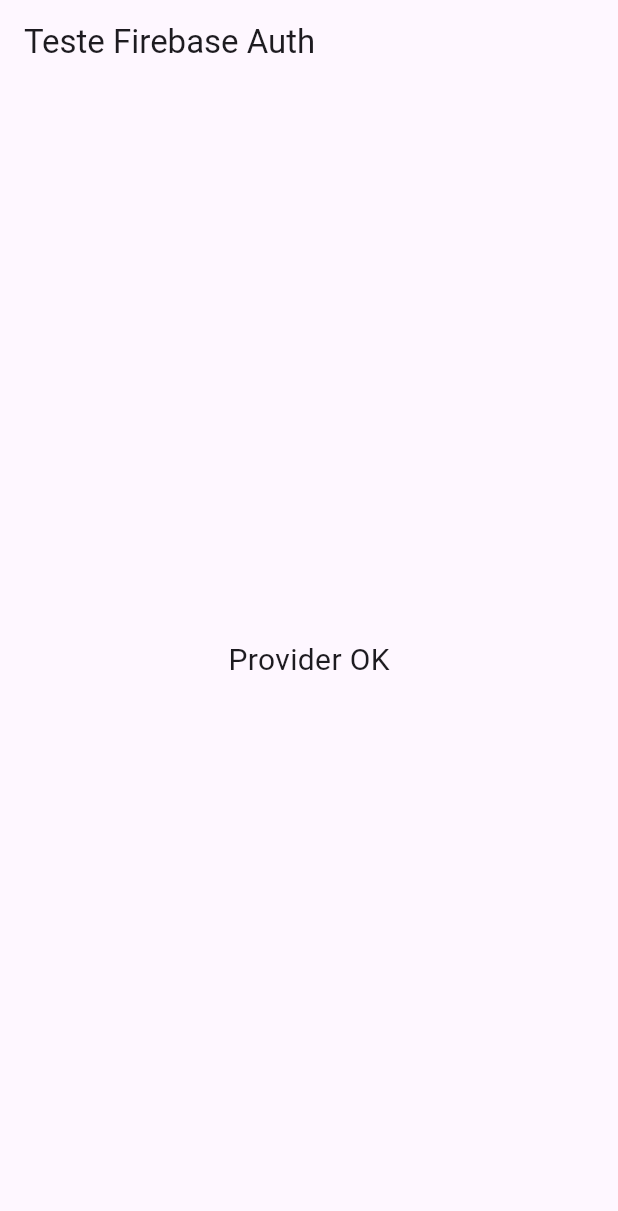
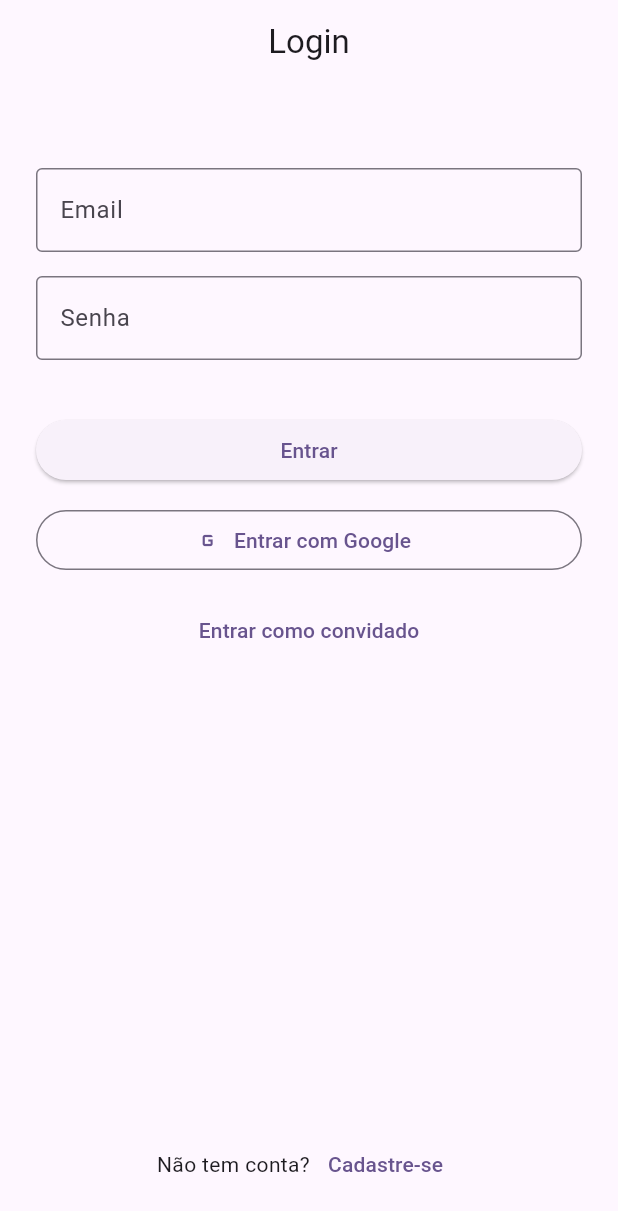
Before and after one commit to bialorenzini/veronicalens_app, a Flutter app: the screen it shows after launch, on a phone screen of 412 x 824 dp. Shown: the top 1211 px of the screen. Run offline on Flutter 3.47's test engine with Material 3 defaults, Android fonts, the phone set to English and light mode, and no system bars; our stand-ins replace cloud_firestore, firebase_auth, firebase_core, google_sign_in; accounts and stored records are empty.

Commit message:
feat: login and register dynamics

```diff
--- a/lib/app.dart
+++ b/lib/app.dart
@@ -1,5 +1,10 @@
 import 'package:flutter/material.dart';
-import 'test_auth_page.dart';
+import 'package:provider/provider.dart';
+
+import 'viewmodels/auth_view_model.dart';
+import 'views/login_page.dart';
+import 'views/home/home_page.dart';
+import 'auth_gate.dart';
 
 class MyApp extends StatelessWidget {
   const MyApp({super.key});
@@ -8,12 +13,12 @@
   Widget build(BuildContext context) {
     return MaterialApp(
       debugShowCheckedModeBanner: false,
-      title: 'Auth Test',
+      title: 'Veronica Lens',
       theme: ThemeData(
         useMaterial3: true,
         colorSchemeSeed: Colors.deepPurple,
       ),
-      home: const TestAuthPage(),
+      home: const AuthGate(),
     );
   }
 }
--- /dev/null
+++ b/lib/auth_gate.dart
@@ -0,0 +1,21 @@
+import 'package:flutter/material.dart';
+import 'package:provider/provider.dart';
+
+import '../viewmodels/auth_view_model.dart';
+import 'views/login_page.dart';
+import 'views/home/home_page.dart';
+
+class AuthGate extends StatelessWidget {
+  const AuthGate({super.key});
+
+  @override
+  Widget build(BuildContext context) {
+    final authVM = context.watch<AuthViewModel>();
+
+    if (authVM.currentUser == null) {
+      return const LoginPage();
+    } else {
+      return const HomePage();
+    }
+  }
+}
--- a/lib/test_auth_page.dart
+++ /dev/null
@@ -1,33 +0,0 @@
-import 'package:flutter/material.dart';
-import 'package:provider/provider.dart';
-import 'package:firebase_auth/firebase_auth.dart';
-
-import 'viewmodels/auth_view_model.dart';
-
-class TestAuthPage extends StatefulWidget {
-  const TestAuthPage({super.key});
-
-  @override
-  State<TestAuthPage> createState() => _TestAuthPageState();
-}
-
-class _TestAuthPageState extends State<TestAuthPage> {
-  final emailController = TextEditingController();
-  final passwordController = TextEditingController();
-
-  @override
-  Widget build(BuildContext context) {
-    final authVM = context.watch<AuthViewModel>();
-
-    return Scaffold(
-      appBar: AppBar(title: const Text('Teste Firebase Auth')),
-      body: Center(
-        child: Text(
-          authVM.isLoading ? 'Carregando...' : 'Provider OK',
-          style: const TextStyle(fontSize: 20),
-        ),
-      ),
-    );
-  }
-
-}
--- /dev/null
+++ b/lib/views/login_page.dart
@@ -0,0 +1,127 @@
+import 'package:flutter/material.dart';
+import 'package:provider/provider.dart';
+import '../viewmodels/auth_view_model.dart';
+
+class LoginPage extends StatefulWidget {
+  const LoginPage({super.key});
+
+  @override
+  State<LoginPage> createState() => _LoginPageState();
+}
+
+class _LoginPageState extends State<LoginPage> {
+  final _emailController = TextEditingController();
+  final _passwordController = TextEditingController();
+
+  @override
+  void dispose() {
+    _emailController.dispose();
+    _passwordController.dispose();
+    super.dispose();
+  }
+
+  @override
+  Widget build(BuildContext context) {
+    final authVM = context.watch<AuthViewModel>();
+
+    return Scaffold(
+      appBar: AppBar(
+        title: const Text('Login'),
+        centerTitle: true,
+      ),
+      body: Padding(
+        padding: const EdgeInsets.all(24),
+        child: Column(
+          crossAxisAlignment: CrossAxisAlignment.stretch,
+          children: [
+            const SizedBox(height: 32),
+
+            // EMAIL
+            TextField(
+              controller: _emailController,
+              keyboardType: TextInputType.emailAddress,
+              decoration: const InputDecoration(
+                labelText: 'Email',
+                border: OutlineInputBorder(),
+              ),
+            ),
+
+            const SizedBox(height: 16),
+
+            // SENHA
+            TextField(
+              controller: _passwordController,
+              obscureText: true,
+              decoration: const InputDecoration(
+                labelText: 'Senha',
+                border: OutlineInputBorder(),
+              ),
+            ),
+
+            const SizedBox(height: 24),
+
+            // ERRO
+            if (authVM.errorMessage != null)
+              Text(
+                authVM.errorMessage!,
+                style: const TextStyle(color: Colors.red),
+                textAlign: TextAlign.center,
+              ),
+
+            const SizedBox(height: 12),
+
+            // LOADING
+            if (authVM.isLoading)
+              const Center(child: CircularProgressIndicator()),
+
+            if (!authVM.isLoading) ...[
+              // LOGIN EMAIL
+              ElevatedButton(
+                onPressed: () {
+                  authVM.loginWithEmail(
+                    _emailController.text.trim(),
+                    _passwordController.text.trim(),
+                  );
+                },
+                child: const Text('Entrar'),
+              ),
+
+              const SizedBox(height: 12),
+
+              // LOGIN GOOGLE
+              OutlinedButton.icon(
+                onPressed: authVM.loginWithGoogle,
+                icon: const Icon(Icons.g_mobiledata),
+                label: const Text('Entrar com Google'),
+              ),
+
+              const SizedBox(height: 12),
+
+              // LOGIN ANÔNIMO
+              TextButton(
+                onPressed: authVM.loginAnonymously,
+                child: const Text('Entrar como convidado'),
+              ),
+            ],
+
+            const Spacer(),
+
+            // LINK PARA CADASTRO
+            Row(
+              mainAxisAlignment: MainAxisAlignment.center,
+              children: [
+                const Text('Não tem conta?'),
+                TextButton(
+                  onPressed: () {
+                    // futuramente: Navigator.push para RegisterPage
+                  },
+                  child: const Text('Cadastre-se'),
+                ),
+              ],
+            ),
+          ],
+        ),
+      ),
+    );
+  }
+}
--- a/pubspec.yaml
+++ b/pubspec.yaml
@@ -36,8 +36,10 @@
   cupertino_icons: ^1.0.8
   firebase_core: ^3.8.0
   firebase_auth: ^5.6.0
+  google_sign_in: ^6.2.1
   cloud_firestore: ^5.6.0
   provider: ^6.1.5+1
+
 
 
 dev_dependencies:
```
Also changed, not shown: lib/core/services/firebase_auth_service.dart (+27 -2 lines), lib/core/services/user_service.dart (added, +29 -0 lines), lib/register_page.dart (added, +94 -0 lines), lib/viewmodels/auth_view_model.dart (+75 -9 lines), lib/views/home/home_page.dart (added, +83 -0 lines), pubspec.lock, 3 other files.
